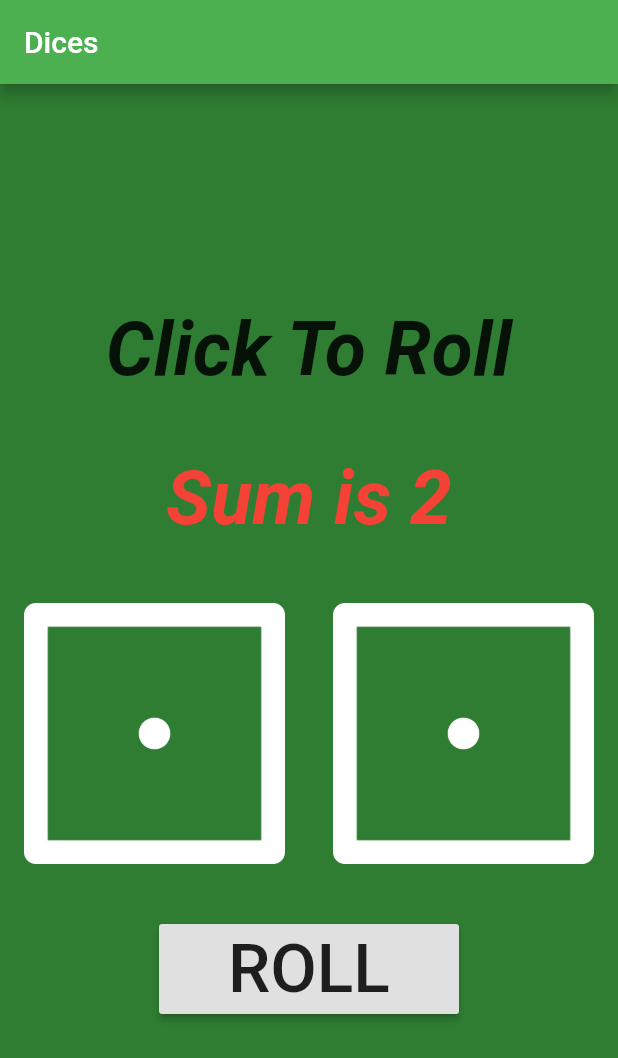
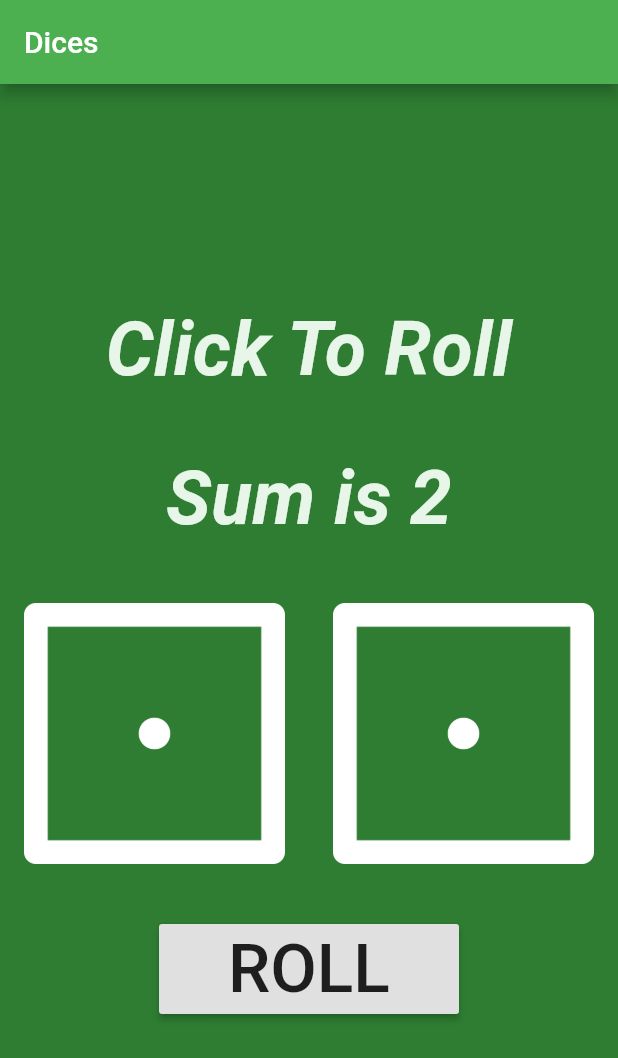
Before and after one commit to mohamedyossif/game-dice, a Flutter app: the screen it shows after launch, on a phone screen of 412 x 824 dp. Shown: the top 1058 px of the screen. Run offline on Flutter 3.47's test engine with Material 2 defaults, Android fonts, the phone set to English and light mode, and no system bars.

Commit message:
Update bodyApp.dart

```diff
--- a/lib/bodyApp.dart
+++ b/lib/bodyApp.dart
@@ -30,6 +30,7 @@ class _MyAppState extends State<BodyApp> {
               fontSize: 50,
               fontWeight: FontWeight.bold,
               fontStyle: FontStyle.italic,
+            color: Colors.green[50],
               ),),
       distance(),
 
@@ -39,7 +40,7 @@ class _MyAppState extends State<BodyApp> {
               fontSize: 50,
               fontWeight: FontWeight.bold,
               fontStyle: FontStyle.italic,
-              color: Colors.red),
+             color: Colors.green[50],),
         ),  distance(),
 
         Row(
```
